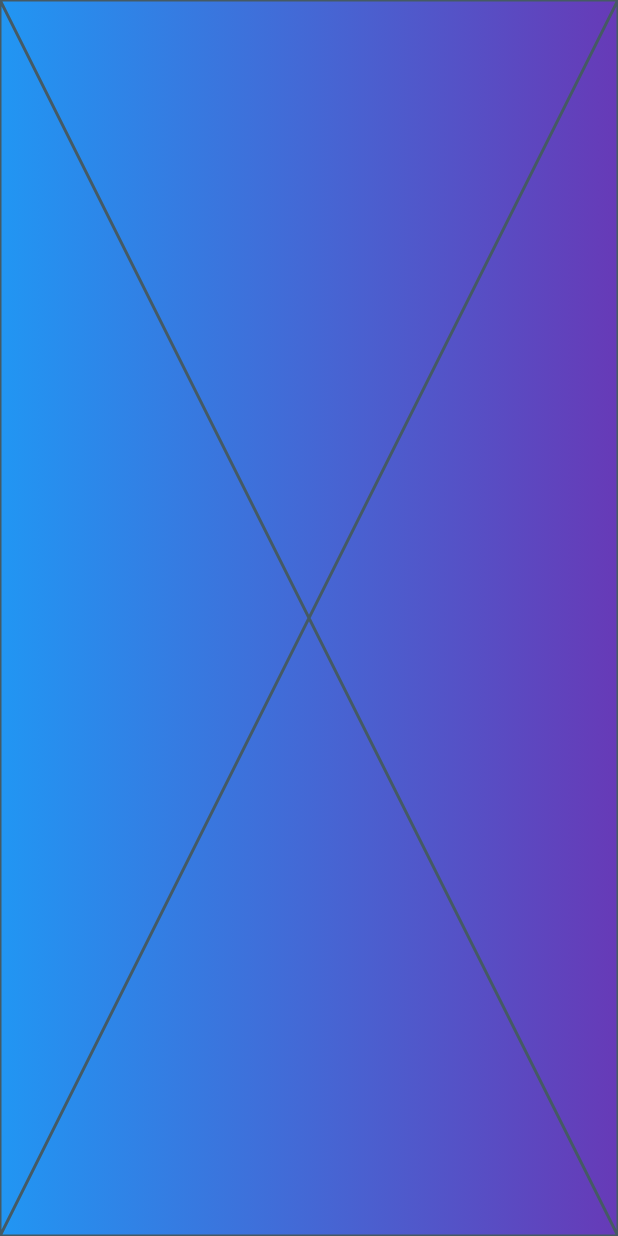
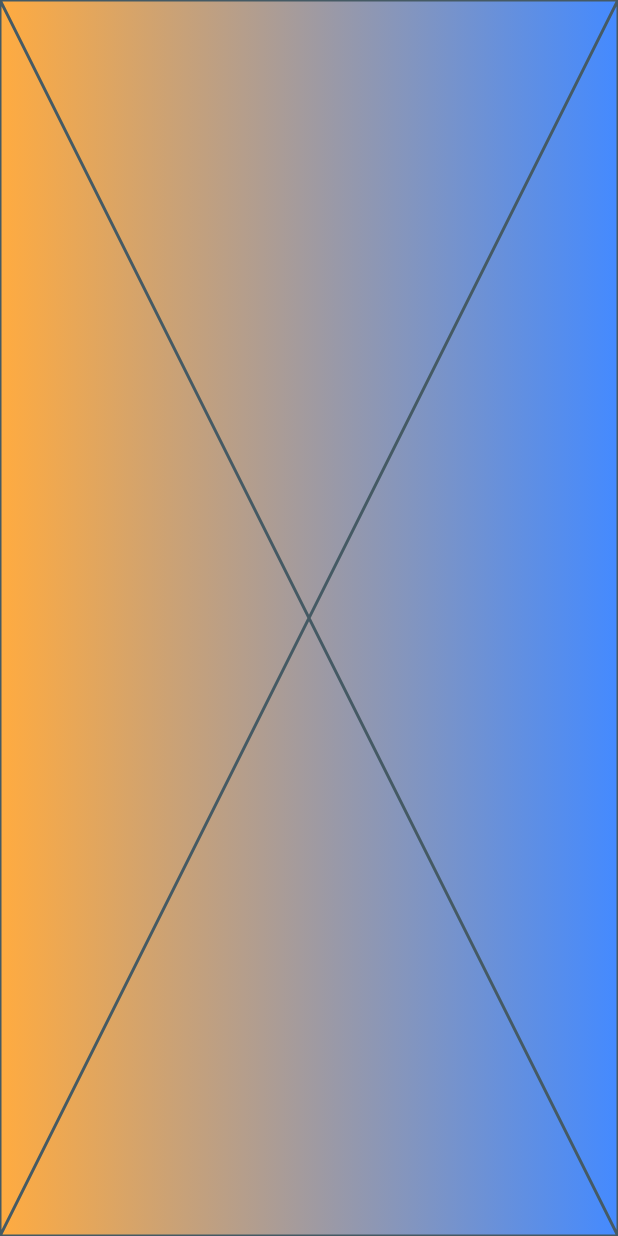
Before and after one commit to ramyhany0/quiz_app, a Flutter app: the screen it shows after launch, on a phone screen of 412 x 824 dp. Run offline on Flutter 3.47's test engine with Material 3 defaults, Android fonts, the phone set to English and light mode, and no system bars.

Commit message:
"Updated QuizApp to use const constructor and changed gradient colors in Scaffold decoration."

```diff
--- a/lib/main.dart
+++ b/lib/main.dart
@@ -2,7 +2,7 @@ import 'package:flutter/material.dart';
 import 'package:quiz_app/home.dart';
 
 void main(List<String> args) {
-  runApp(QuizApp());
+  runApp(const QuizApp());
 }
 
 class QuizApp extends StatelessWidget {
@@ -15,8 +15,8 @@ class QuizApp extends StatelessWidget {
       home: Scaffold(
         body: Container(
             decoration: const BoxDecoration(
-                gradient:
-                    LinearGradient(colors: [Colors.blue, Colors.deepPurple])),
+                gradient: LinearGradient(
+                    colors: [Colors.orangeAccent, Colors.blueAccent])),
             child: const homeApp()),
       ),
     );
```
